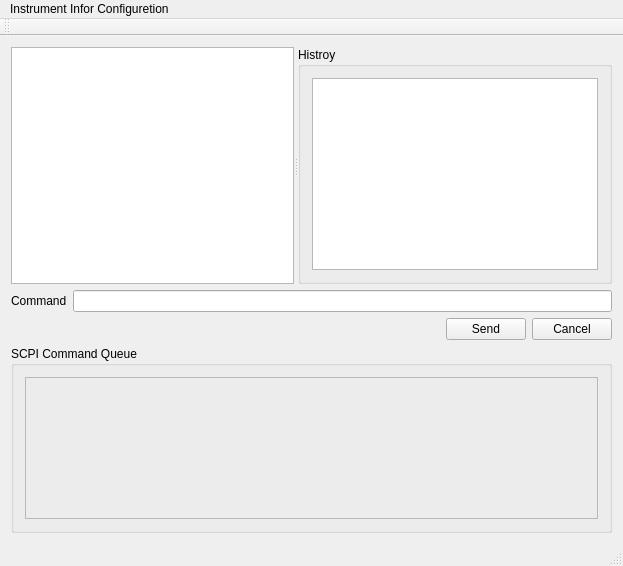
Old version of the form VisaInstrumentControlAssistant/visainstrumentcontrolassistant.ui in the repository pengjianaixue/VisaInstrumentControlAssistant.
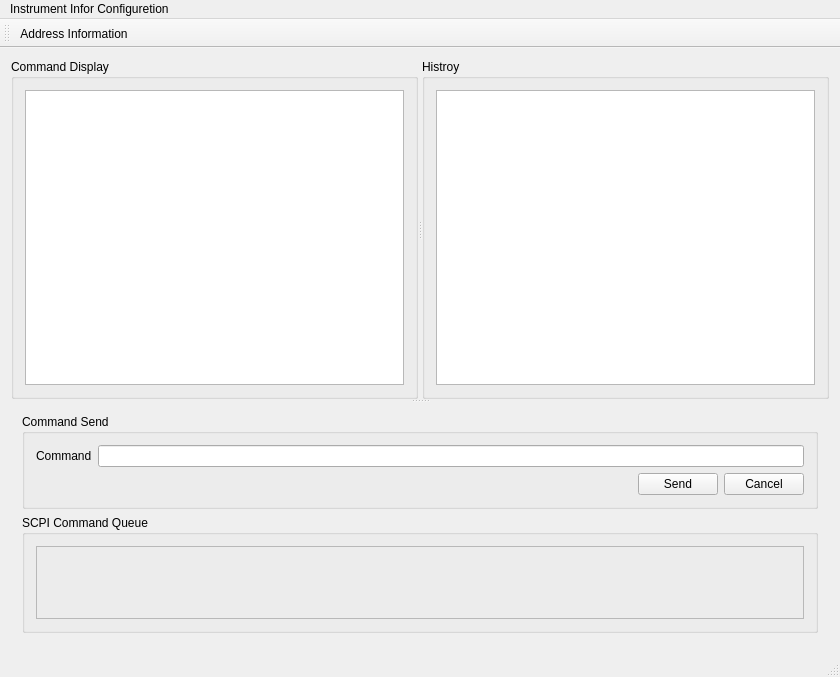
New version of the form. Icons and pictures are not drawn.

Commit message: add QDelegateTemplate class and instrument configuration form

What changed in the file:
```diff
--- a/VisaInstrumentControlAssistant/visainstrumentcontrolassistant.ui
+++ b/VisaInstrumentControlAssistant/visainstrumentcontrolassistant.ui
@@ -6,21 +6,37 @@
    <rect>
     <x>0</x>
     <y>0</y>
-    <width>623</width>
-    <height>566</height>
+    <width>840</width>
+    <height>677</height>
    </rect>
   </property>
   <property name="windowTitle">
    <string>VisaInstrumentControlAssistant</string>
   </property>
   <widget class="QWidget" name="centralWidget">
-   <layout class="QGridLayout" name="gridLayout_3">
+   <layout class="QGridLayout" name="gridLayout_5">
     <item row="0" column="0">
+     <widget class="QSplitter" name="splitter_2">
+      <property name="orientation">
+       <enum>Qt::Vertical</enum>
+      </property>
      <widget class="QSplitter" name="splitter">
+       <property name="styleSheet">
+        <string notr="true"/>
+       </property>
       <property name="orientation">
        <enum>Qt::Horizontal</enum>
       </property>
+       <widget class="QGroupBox" name="groupBox_3">
+        <property name="title">
+         <string>Command Display</string>
+        </property>
+        <layout class="QGridLayout" name="gridLayout_3" columnstretch="0">
+         <item row="0" column="0">
       <widget class="QTextBrowser" name="textBrowser"/>
+         </item>
+        </layout>
+       </widget>
       <widget class="QGroupBox" name="groupBox">
        <property name="title">
         <string>Histroy</string>
@@ -32,13 +48,29 @@
        </layout>
       </widget>
      </widget>
-    </item>
-    <item row="1" column="0">
-     <layout class="QVBoxLayout" name="verticalLayout">
+      <widget class="QWidget" name="layoutWidget">
+       <layout class="QVBoxLayout" name="verticalLayout_2" stretch="0,9">
+        <item>
+         <widget class="QGroupBox" name="groupBox_4">
+          <property name="title">
+           <string>Command Send</string>
+          </property>
+          <layout class="QGridLayout" name="gridLayout_4">
+           <item row="0" column="0">
+            <layout class="QVBoxLayout" name="verticalLayout" stretch="0,0">
       <item>
        <layout class="QHBoxLayout" name="horizontalLayout_2">
         <item>
          <widget class="QLabel" name="label">
+                 <property name="sizePolicy">
+                  <sizepolicy hsizetype="Minimum" vsizetype="Minimum">
+                   <horstretch>0</horstretch>
+                   <verstretch>0</verstretch>
+                  </sizepolicy>
+                 </property>
+                 <property name="styleSheet">
+                  <string notr="true"/>
+                 </property>
           <property name="text">
            <string>Command</string>
           </property>
@@ -82,7 +114,10 @@
       </item>
      </layout>
     </item>
-    <item row="2" column="0">
+          </layout>
+         </widget>
+        </item>
+        <item>
      <widget class="QGroupBox" name="groupBox_2">
       <property name="title">
        <string>SCPI Command Queue</string>
@@ -103,13 +138,17 @@
     </item>
    </layout>
   </widget>
+     </widget>
+    </item>
+   </layout>
+  </widget>
   <widget class="QMenuBar" name="menuBar">
    <property name="geometry">
     <rect>
      <x>0</x>
      <y>0</y>
-     <width>623</width>
-     <height>22</height>
+     <width>840</width>
+     <height>23</height>
     </rect>
    </property>
    <widget class="QMenu" name="menuInstrument_Connection">
@@ -127,6 +166,7 @@
    <attribute name="toolBarBreak">
     <bool>false</bool>
    </attribute>
+   <addaction name="actionAddress_Information"/>
   </widget>
   <widget class="QStatusBar" name="statusBar"/>
   <action name="actionAddress_Information">
```
Left out of the diff: 10 changed lines with no effect on the pictures. Lines whose indentation alone changed are shown as unchanged. The commit also changes 15 other files.
